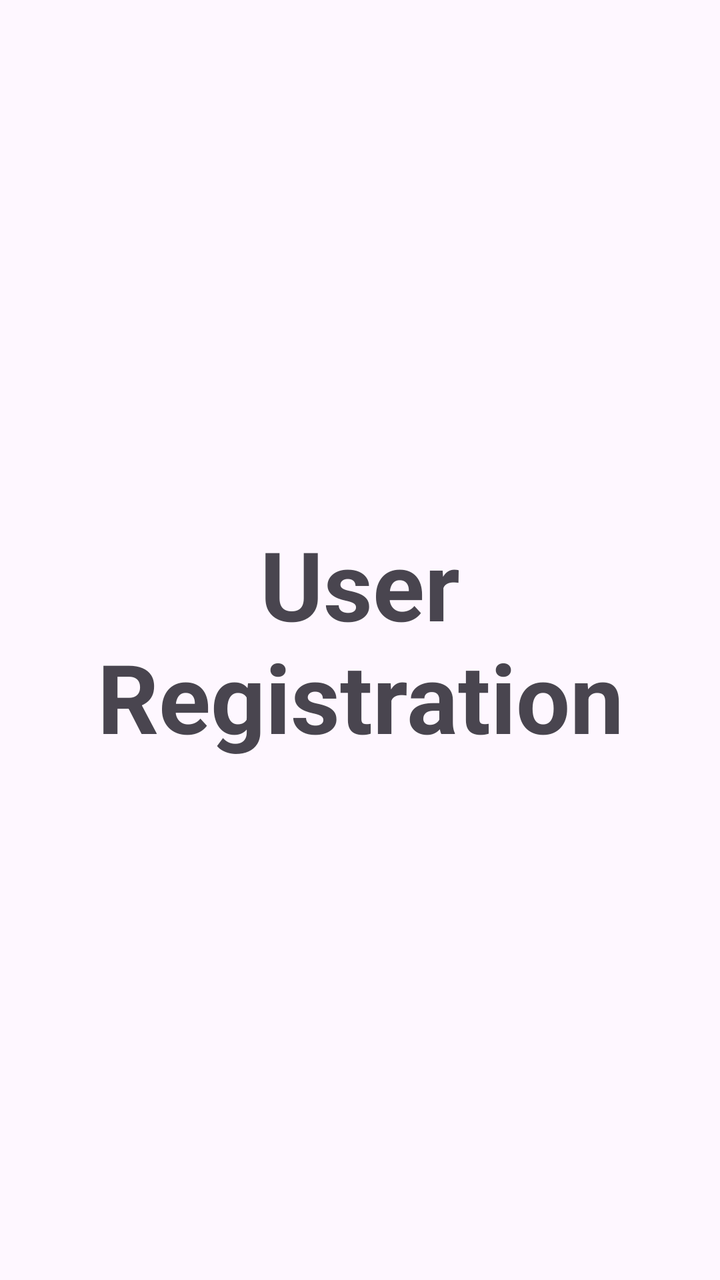
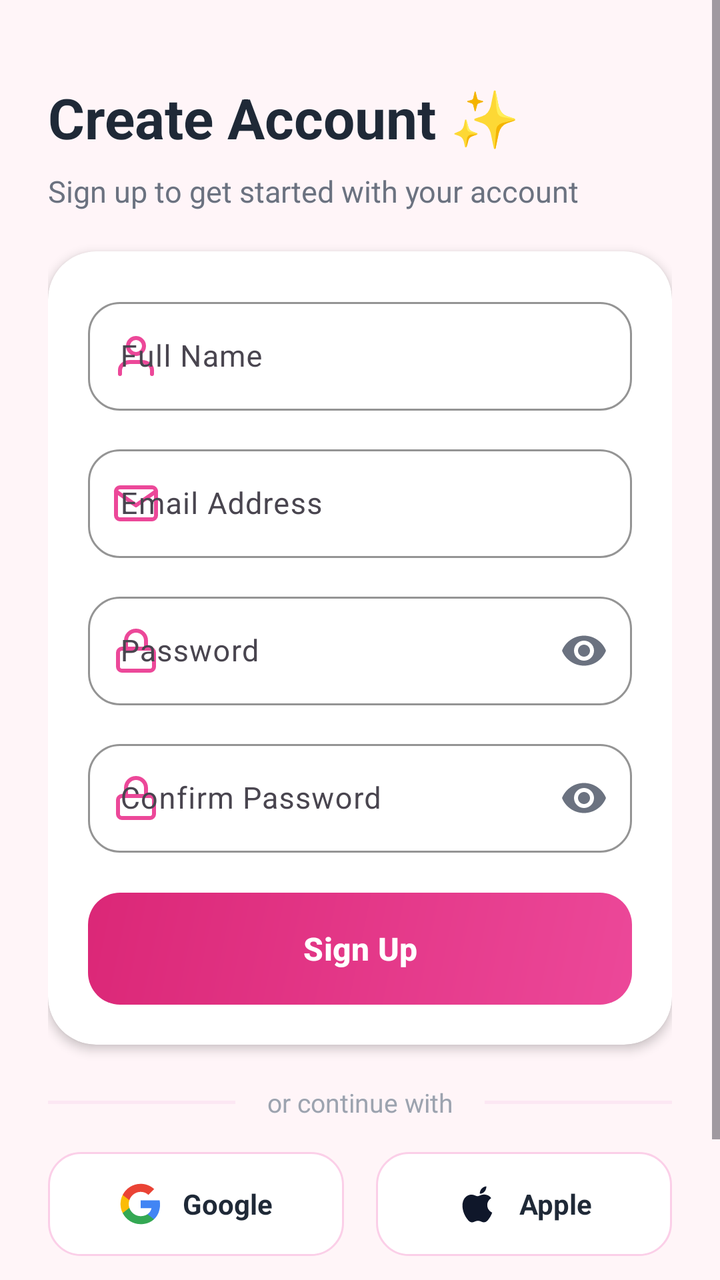

Two renders of the same Android screen: before a commit and after it. Below are the layout's source before the change and the commit's diff.
<!-- AndroidManifest.xml: application theme Theme.DialaApp2 -->
<!-- res/layout/activity_register.xml -->
<?xml version="1.0" encoding="utf-8"?>
<LinearLayout xmlns:android="http://schemas.android.com/apk/res/android"
    xmlns:app="http://schemas.android.com/apk/res-auto"
    xmlns:tools="http://schemas.android.com/tools"
    android:id="@+id/LinearLayout"
    android:layout_width="match_parent"
    android:layout_height="wrap_content"
    android:layout_margin="20dp"
    android:orientation="vertical"
    tools:context=".viewPkg.RegisterActivity">

    <TextView
        android:id="@+id/TextView"
        android:layout_width="match_parent"
        android:layout_height="match_parent"
        android:gravity="center"
        android:text="User Registration"
        android:textSize="48sp"
        android:textStyle="bold" />

    <EditText
        android:id="@+id/etFullName"
        android:layout_width="match_parent"
        android:layout_height="match_parent"
        android:layout_margin="20dp"
        android:ems="10"
        android:hint="Full Name"
        android:inputType="text"
        android:textSize="34sp" />

    <EditText
        android:id="@+id/editTextText3"
        android:layout_width="match_parent"
        android:layout_height="wrap_content"
        android:layout_margin="20dp"
        android:ems="10"
        android:hint="Email"
        android:inputType="text"
        android:textSize="34sp" />

    <EditText
        android:id="@+id/editTextText4"
        android:layout_width="match_parent"
        android:layout_height="wrap_content"
        android:layout_margin="20dp"
        android:ems="10"
        android:hint="Password"
        android:inputType="text"
        android:textSize="34sp" />

    <EditText
        android:id="@+id/editTextText5"
        android:layout_width="match_parent"
        android:layout_height="wrap_content"
        android:layout_margin="20dp"
        android:ems="10"
        android:hint="Phone Number"
        android:inputType="text"
        android:textSize="34sp" />

    <Button
        android:id="@+id/button3"
        android:layout_width="match_parent"
        android:layout_height="match_parent"
        android:text="Register"
        android:textSize="34sp" />

</LinearLayout>
<!-- resources referenced by this layout -->
<resources>
  <!-- unchanged entries left out for length: 2 -->
</resources>

<!-- the commit's change to res/layout/activity_register.xml (unified diff, before → after) -->
@@ -1,68 +1,338 @@
 <?xml version="1.0" encoding="utf-8"?>
-<LinearLayout xmlns:android="http://schemas.android.com/apk/res/android"
+<ScrollView xmlns:android="http://schemas.android.com/apk/res/android"
     xmlns:app="http://schemas.android.com/apk/res-auto"
     xmlns:tools="http://schemas.android.com/tools"
-    android:id="@+id/LinearLayout"
+    android:id="@+id/main"
     android:layout_width="match_parent"
-    android:layout_height="wrap_content"
-    android:layout_margin="20dp"
-    android:orientation="vertical"
+    android:layout_height="match_parent"
+    android:background="@color/bg_light"
+    android:fillViewport="true"
     tools:context=".viewPkg.RegisterActivity">
 
-    <TextView
-        android:id="@+id/TextView"
-        android:layout_width="match_parent"
-        android:layout_height="match_parent"
-        android:gravity="center"
-        android:text="User Registration"
-        android:textSize="48sp"
-        android:textStyle="bold" />
-
-    <EditText
-        android:id="@+id/etFullName"
-        android:layout_width="match_parent"
-        android:layout_height="match_parent"
-        android:layout_margin="20dp"
-        android:ems="10"
-        android:hint="Full Name"
-        android:inputType="text"
-        android:textSize="34sp" />
-
-    <EditText
-        android:id="@+id/editTextText3"
+    <androidx.constraintlayout.widget.ConstraintLayout
         android:layout_width="match_parent"
         android:layout_height="wrap_content"
-        android:layout_margin="20dp"
-        android:ems="10"
-        android:hint="Email"
-        android:inputType="text"
-        android:textSize="34sp" />
-
-    <EditText
-        android:id="@+id/editTextText4"
-        android:layout_width="match_parent"
-        android:layout_height="wrap_content"
-        android:layout_margin="20dp"
-        android:ems="10"
-        android:hint="Password"
-        android:inputType="text"
-        android:textSize="34sp" />
-
-    <EditText
-        android:id="@+id/editTextText5"
-        android:layout_width="match_parent"
-        android:layout_height="wrap_content"
-        android:layout_margin="20dp"
-        android:ems="10"
-        android:hint="Phone Number"
-        android:inputType="text"
-        android:textSize="34sp" />
-
-    <Button
-        android:id="@+id/button3"
-        android:layout_width="match_parent"
-        android:layout_height="match_parent"
-        android:text="Register"
-        android:textSize="34sp" />
-
-</LinearLayout>
+        android:padding="24dp">
+
+        
+        <LinearLayout
+            android:id="@+id/headerLayout"
+            android:layout_width="match_parent"
+            android:layout_height="wrap_content"
+            android:layout_marginTop="16dp"
+            android:orientation="vertical"
+            app:layout_constraintEnd_toEndOf="parent"
+            app:layout_constraintStart_toStartOf="parent"
+            app:layout_constraintTop_toTopOf="parent">
+
+            <TextView
+                android:layout_width="wrap_content"
+                android:layout_height="wrap_content"
+                android:text="@string/create_account"
+                android:textColor="@color/text_primary"
+                android:textSize="28sp"
+                android:textStyle="bold" />
+
+            <TextView
+                android:layout_width="wrap_content"
+                android:layout_height="wrap_content"
+                android:layout_marginTop="8dp"
+                android:text="@string/sign_up_subtitle"
+                android:textColor="@color/text_secondary"
+                android:textSize="15sp" />
+        </LinearLayout>
+
+        
+        <androidx.cardview.widget.CardView
+            android:id="@+id/cardForm"
+            android:layout_width="match_parent"
+            android:layout_height="wrap_content"
+            android:layout_marginTop="20dp"
+            app:cardBackgroundColor="@color/card_bg"
+            app:cardCornerRadius="24dp"
+            app:cardElevation="3dp"
+            app:cardMaxElevation="6dp"
+            app:layout_constraintEnd_toEndOf="parent"
+            app:layout_constraintStart_toStartOf="parent"
+            app:layout_constraintTop_toBottomOf="@id/headerLayout">
+
+            <LinearLayout
+                android:layout_width="match_parent"
+                android:layout_height="wrap_content"
+                android:orientation="vertical"
+                android:padding="20dp">
+
+                
+                <com.google.android.material.textfield.TextInputLayout
+                    android:id="@+id/tilFullName"
+                    style="@style/Widget.Material3.TextInputLayout.OutlinedBox"
+                    android:layout_width="match_parent"
+                    android:layout_height="wrap_content"
+                    android:hint="@string/hint_full_name"
+                    app:boxCornerRadiusBottomEnd="16dp"
+                    app:boxCornerRadiusBottomStart="16dp"
+                    app:boxCornerRadiusTopEnd="16dp"
+                    app:boxCornerRadiusTopStart="16dp"
+                    app:boxStrokeColor="@color/primary"
+                    app:hintTextColor="@color/primary"
+                    app:startIconDrawable="@drawable/ic_person"
+                    app:startIconTint="@color/primary">
+
+                    <com.google.android.material.textfield.TextInputEditText
+                        android:id="@+id/etFullName"
+                        android:layout_width="match_parent"
+                        android:layout_height="wrap_content"
+                        android:inputType="textPersonName"
+                        android:textColor="@color/text_primary"
+                        android:textSize="15sp" />
+                </com.google.android.material.textfield.TextInputLayout>
+
+                
+                <com.google.android.material.textfield.TextInputLayout
+                    android:id="@+id/tilEmail"
+                    style="@style/Widget.Material3.TextInputLayout.OutlinedBox"
+                    android:layout_width="match_parent"
+                    android:layout_height="wrap_content"
+                    android:layout_marginTop="14dp"
+                    android:hint="@string/hint_email"
+                    app:boxCornerRadiusBottomEnd="16dp"
+                    app:boxCornerRadiusBottomStart="16dp"
+                    app:boxCornerRadiusTopEnd="16dp"
+                    app:boxCornerRadiusTopStart="16dp"
+                    app:boxStrokeColor="@color/primary"
+                    app:hintTextColor="@color/primary"
+                    app:startIconDrawable="@drawable/ic_email"
+                    app:startIconTint="@color/primary">
+
+                    <com.google.android.material.textfield.TextInputEditText
+                        android:id="@+id/etEmail"
+                        android:layout_width="match_parent"
+                        android:layout_height="wrap_content"
+                        android:inputType="textEmailAddress"
+                        android:textColor="@color/text_primary"
+                        android:textSize="15sp" />
+                </com.google.android.material.textfield.TextInputLayout>
+
+                
+                <com.google.android.material.textfield.TextInputLayout
+                    android:id="@+id/tilPassword"
+                    style="@style/Widget.Material3.TextInputLayout.OutlinedBox"
+                    android:layout_width="match_parent"
+                    android:layout_height="wrap_content"
+                    android:layout_marginTop="14dp"
+                    android:hint="@string/hint_password"
+                    app:boxCornerRadiusBottomEnd="16dp"
+                    app:boxCornerRadiusBottomStart="16dp"
+                    app:boxCornerRadiusTopEnd="16dp"
+                    app:boxCornerRadiusTopStart="16dp"
+                    app:boxStrokeColor="@color/primary"
+                    app:endIconMode="password_toggle"
+                    app:endIconTint="@color/text_secondary"
+                    app:hintTextColor="@color/primary"
+                    app:startIconDrawable="@drawable/ic_lock"
+                    app:startIconTint="@color/primary">
+
+                    <com.google.android.material.textfield.TextInputEditText
+                        android:id="@+id/etPassword"
+                        android:layout_width="match_parent"
+                        android:layout_height="wrap_content"
+                        android:inputType="textPassword"
+                        android:textColor="@color/text_primary"
+                        android:textSize="15sp" />
+                </com.google.android.material.textfield.TextInputLayout>
+
+                
+                <com.google.android.material.textfield.TextInputLayout
+                    android:id="@+id/tilConfirmPassword"
+                    style="@style/Widget.Material3.TextInputLayout.OutlinedBox"
+                    android:layout_width="match_parent"
+                    android:layout_height="wrap_content"
+                    android:layout_marginTop="14dp"
+                    android:hint="@string/hint_confirm_password"
+                    app:boxCornerRadiusBottomEnd="16dp"
+                    app:boxCornerRadiusBottomStart="16dp"
+                    app:boxCornerRadiusTopEnd="16dp"
+                    app:boxCornerRadiusTopStart="16dp"
+                    app:boxStrokeColor="@color/primary"
+                    app:endIconMode="password_toggle"
+                    app:endIconTint="@color/text_secondary"
+                    app:hintTextColor="@color/primary"
+                    app:startIconDrawable="@drawable/ic_lock"
+                    app:startIconTint="@color/primary">
+
+                    <com.google.android.material.textfield.TextInputEditText
+                        android:id="@+id/etConfirmPassword"
+                        android:layout_width="match_parent"
+                        android:layout_height="wrap_content"
+                        android:inputType="textPassword"
+                        android:textColor="@color/text_primary"
+                        android:textSize="15sp" />
+                </com.google.android.material.textfield.TextInputLayout>
+
+                
+                <com.google.android.material.button.MaterialButton
+                    android:id="@+id/btnSignUp"
+                    android:layout_width="match_parent"
+                    android:layout_height="56dp"
+                    android:layout_marginTop="20dp"
+                    android:background="@drawable/bg_primary_button"
+                    android:text="@string/sign_up"
+                    android:textAllCaps="false"
+                    android:textColor="@color/white"
+                    android:textSize="16sp"
+                    android:textStyle="bold"
+                    app:backgroundTint="@null"
+                    app:cornerRadius="16dp" />
+
+            </LinearLayout>
+        </androidx.cardview.widget.CardView>
+
+        
+        <LinearLayout
+            android:id="@+id/dividerLayout"
+            android:layout_width="match_parent"
+            android:layout_height="wrap_content"
+            android:layout_marginTop="20dp"
+            android:gravity="center_vertical"
+            android:orientation="horizontal"
+            app:layout_constraintEnd_toEndOf="parent"
+            app:layout_constraintStart_toStartOf="parent"
+            app:layout_constraintTop_toBottomOf="@id/cardForm">
+
+            <View
+                android:layout_width="0dp"
+                android:layout_height="1.5dp"
+                android:layout_weight="1"
+                android:background="@color/divider_color" />
+
+            <TextView
+                android:layout_width="wrap_content"
+                android:layout_height="wrap_content"
+                android:paddingStart="16dp"
+                android:paddingEnd="16dp"
+                android:text="@string/or_continue_with"
+                android:textColor="@color/text_muted"
+                android:textSize="13sp" />
+
+            <View
+                android:layout_width="0dp"
+                android:layout_height="1.5dp"
+                android:layout_weight="1"
+                android:background="@color/divider_color" />
+        </LinearLayout>
+
+        
+        <LinearLayout
+            android:id="@+id/socialLayout"
+            android:layout_width="match_parent"
+            android:layout_height="wrap_content"
+            android:layout_marginTop="16dp"
+            android:baselineAligned="false"
+            android:orientation="horizontal"
+            app:layout_constraintEnd_toEndOf="parent"
+            app:layout_constraintStart_toStartOf="parent"
+            app:layout_constraintTop_toBottomOf="@id/dividerLayout">
+
+            
+            <LinearLayout
+                android:id="@+id/btnGoogle"
+                android:layout_width="0dp"
+                android:layout_height="52dp"
+                android:layout_marginEnd="8dp"
+                android:layout_weight="1"
+                android:background="@drawable/bg_social_button"
+                android:clickable="true"
+                android:focusable="true"
+                android:gravity="center"
+                android:orientation="horizontal"
+                android:paddingStart="12dp"
+                android:paddingEnd="12dp">
+
+                <ImageView
+                    android:layout_width="22dp"
+                    android:layout_height="22dp"
+                    android:contentDescription="@string/desc_google_sign_up"
+                    android:src="@drawable/ic_google" />
+
+                <TextView
+                    android:layout_width="wrap_content"
+                    android:layout_height="wrap_content"
+                    android:layout_marginStart="10dp"
+                    android:text="@string/google"
+                    android:textColor="@color/text_primary"
+                    android:textSize="14sp"
+                    android:textStyle="bold" />
+            </LinearLayout>
+
+            
+            <LinearLayout
+                android:id="@+id/btnApple"
+                android:layout_width="0dp"
+                android:layout_height="52dp"
+                android:layout_marginStart="8dp"
+                android:layout_weight="1"
+                android:background="@drawable/bg_social_button"
+                android:clickable="true"
+                android:focusable="true"
+                android:gravity="center"
+                android:orientation="horizontal"
+                android:paddingStart="12dp"
+                android:paddingEnd="12dp">
+
+                <ImageView
+                    android:layout_width="22dp"
+                    android:layout_height="22dp"
+                    android:contentDescription="@string/desc_apple_sign_up"
+                    android:src="@drawable/ic_apple" />
+
+                <TextView
+                    android:layout_width="wrap_content"
+                    android:layout_height="wrap_content"
+                    android:layout_marginStart="10dp"
+                    android:text="@string/apple"
+                    android:textColor="@color/text_primary"
+                    android:textSize="14sp"
+                    android:textStyle="bold" />
+            </LinearLayout>
+
+        </LinearLayout>
+
+        
+        <LinearLayout
+            android:id="@+id/footerLayout"
+            android:layout_width="wrap_content"
+            android:layout_height="wrap_content"
+            android:layout_marginTop="24dp"
+            android:layout_marginBottom="16dp"
+            android:gravity="center"
+            android:orientation="horizontal"
+            app:layout_constraintBottom_toBottomOf="parent"
+            app:layout_constraintEnd_toEndOf="parent"
+            app:layout_constraintStart_toStartOf="parent"
+            app:layout_constraintTop_toBottomOf="@id/socialLayout"
+            app:layout_constraintVertical_bias="1.0">
+
+            <TextView
+                android:layout_width="wrap_content"
+                android:layout_height="wrap_content"
+                android:text="@string/already_have_account"
+                android:textColor="@color/text_secondary"
+                android:textSize="14sp" />
+
+            <TextView
+                android:id="@+id/tvSignIn"
+                android:layout_width="wrap_content"
+                android:layout_height="wrap_content"
+                android:background="?attr/selectableItemBackgroundBorderless"
+                android:clickable="true"
+                android:focusable="true"
+                android:padding="4dp"
+                android:text="@string/sign_in"
+                android:textColor="@color/primary"
+                android:textSize="14sp"
+                android:textStyle="bold" />
+        </LinearLayout>
+
+    </androidx.constraintlayout.widget.ConstraintLayout>
+
+</ScrollView>
<!-- resource entries referenced after the edit -->
@@ -1,5 +1,149 @@
 <!-- resources referenced by this layout -->
 <resources>
+  <color name="bg_light">#FFF5F8</color>
+  <color name="card_bg">#FFFFFF</color>
+  <color name="divider_color">#FCE7F3</color>
+  <color name="primary">#EC4899</color>
+  <color name="text_muted">#9CA3AF</color>
+  <color name="text_primary">#1F2937</color>
+  <color name="text_secondary">#6B7280</color>
+  <color name="white">#FFFFFFFF</color>
+  <!-- drawable bg_primary_button (drawable) -->
+  <?xml version="1.0" encoding="utf-8"?>
+  <ripple xmlns:android="http://schemas.android.com/apk/res/android"
+      android:color="#33FFFFFF">
+      <item>
+          <shape android:shape="rectangle">
+              <gradient
+                  android:angle="135"
+                  android:endColor="@color/primary_dark"
+                  android:startColor="@color/primary" />
+              <corners android:radius="16dp" />
+          </shape>
+      </item>
+  </ripple>
+  <!-- drawable bg_social_button (drawable) -->
+  <?xml version="1.0" encoding="utf-8"?>
+  <ripple xmlns:android="http://schemas.android.com/apk/res/android"
+      android:color="#1A000000">
+      <item>
+          <shape android:shape="rectangle">
+              <solid android:color="@color/card_bg" />
+              <stroke
+                  android:width="1dp"
+                  android:color="@color/social_btn_border" />
+              <corners android:radius="16dp" />
+          </shape>
+      </item>
+  </ripple>
+  <!-- drawable ic_apple (drawable) -->
+  <vector xmlns:android="http://schemas.android.com/apk/res/android"
+      android:width="24dp"
+      android:height="24dp"
+      android:viewportWidth="24"
+      android:viewportHeight="24">
+      <path
+          android:fillColor="#0F172A"
+          android:pathData="M18.71,19.5c-0.83,1.24 -1.71,2.45 -3.05,2.47 -1.34,0.03 -1.77,-0.79 -3.29,-0.79 -1.53,0 -2,0.77 -3.27,0.82 -1.31,0.05 -2.3,-1.32 -3.14,-2.53C4.25,17 2.94,12.45 4.7,9.39c0.87,-1.52 2.43,-2.48 4.12,-2.51 1.28,-0.02 2.5,0.87 3.29,0.87 0.78,0 2.26,-1.07 3.81,-0.91 0.65,0.03 2.47,0.26 3.64,1.98 -0.09,0.06 -2.17,1.28 -2.15,3.81 0.03,3.02 2.65,4.03 2.68,4.04 -0.03,0.07 -0.42,1.44 -1.38,2.83M15.97,5.17c0.61,-0.74 1.02,-1.77 0.91,-2.8 -0.88,0.04 -1.95,0.59 -2.58,1.32 -0.56,0.65 -1.05,1.7 -0.92,2.71 0.99,0.08 1.98,-0.49 2.59,-1.23z" />
+  </vector>
+  <!-- drawable ic_email (drawable) -->
+  <vector xmlns:android="http://schemas.android.com/apk/res/android"
+      android:width="24dp"
+      android:height="24dp"
+      android:viewportWidth="24"
+      android:viewportHeight="24">
+      <path
+          android:fillColor="#00000000"
+          android:pathData="M22,6C22,4.9 21.1,4 20,4H4C2.9,4 2,4.9 2,6V18C2,19.1 2.9,20 4,20H20C21.1,20 22,19.1 22,18V6Z"
+          android:strokeColor="#64748B"
+          android:strokeWidth="2"
+          android:strokeLineCap="round"
+          android:strokeLineJoin="round" />
+      <path
+          android:fillColor="#00000000"
+          android:pathData="M22,6L12,13L2,6"
+          android:strokeColor="#64748B"
+          android:strokeWidth="2"
+          android:strokeLineCap="round"
+          android:strokeLineJoin="round" />
+  </vector>
+  <!-- drawable ic_google (drawable) -->
+  <vector xmlns:android="http://schemas.android.com/apk/res/android"
+      android:width="24dp"
+      android:height="24dp"
+      android:viewportWidth="24"
+      android:viewportHeight="24">
+      <path
+          android:fillColor="#4285F4"
+          android:pathData="M22.56,12.25c0,-0.78 -0.07,-1.53 -0.2,-2.25H12v4.26h5.92c-0.26,1.37 -1.04,2.53 -2.21,3.31v2.77h3.57c2.08,-1.92 3.28,-4.74 3.28,-8.09z" />
+      <path
+          android:fillColor="#34A853"
+          android:pathData="M12,23c2.97,0 5.46,-0.98 7.28,-2.66l-3.57,-2.77c-0.98,0.66 -2.23,1.06 -3.71,1.06 -2.86,0 -5.29,-1.93 -6.16,-4.53H2.18v2.84C3.99,20.53 7.7,23 12,23z" />
+      <path
+          android:fillColor="#FBBC05"
+          android:pathData="M5.84,14.1c-0.22,-0.66 -0.35,-1.36 -0.35,-2.1s0.13,-1.44 0.35,-2.1V7.06H2.18C1.43,8.55 1,10.22 1,12s0.43,3.45 1.18,4.94l2.85,-2.22 0.81,-0.62z" />
+      <path
+          android:fillColor="#EA4335"
+          android:pathData="M12,5.38c1.62,0 3.06,0.56 4.21,1.64l3.15,-3.15C17.45,2.09 14.97,1 12,1 7.7,1 3.99,3.47 2.18,7.06l3.66,2.84c0.87,-2.6 3.3,-4.52 6.16,-4.52z" />
+  </vector>
+  <!-- drawable ic_lock (drawable) -->
+  <vector xmlns:android="http://schemas.android.com/apk/res/android"
+      android:width="24dp"
+      android:height="24dp"
+      android:viewportWidth="24"
+      android:viewportHeight="24">
+      <path
+          android:fillColor="#00000000"
+          android:pathData="M19,11H5C3.9,11 3,11.9 3,13V20C3,21.1 3.9,22 5,22H19C20.1,22 21,21.1 21,20V13C21,11.9 20.1,11 19,11Z"
+          android:strokeColor="#64748B"
+          android:strokeWidth="2"
+          android:strokeLineCap="round"
+          android:strokeLineJoin="round" />
+      <path
+          android:fillColor="#00000000"
+          android:pathData="M7,11V7C7,4.2 9.2,2 12,2C14.8,2 17,4.2 17,7V11"
+          android:strokeColor="#64748B"
+          android:strokeWidth="2"
+          android:strokeLineCap="round"
+          android:strokeLineJoin="round" />
+  </vector>
+  <!-- drawable ic_person (drawable) -->
+  <vector xmlns:android="http://schemas.android.com/apk/res/android"
+      android:width="24dp"
+      android:height="24dp"
+      android:viewportWidth="24"
+      android:viewportHeight="24">
+      <path
+          android:fillColor="#00000000"
+          android:pathData="M20,21V19C20,16.8 17.8,15 15,15H9C6.2,15 4,16.8 4,19V21"
+          android:strokeColor="#EC4899"
+          android:strokeWidth="2"
+          android:strokeLineCap="round"
+          android:strokeLineJoin="round" />
+      <path
+          android:fillColor="#00000000"
+          android:pathData="M12,11C14.2,11 16,9.2 16,7C16,4.8 14.2,3 12,3C9.8,3 8,4.8 8,7C8,9.2 9.8,11 12,11Z"
+          android:strokeColor="#EC4899"
+          android:strokeWidth="2"
+          android:strokeLineCap="round"
+          android:strokeLineJoin="round" />
+  </vector>
+  <string name="already_have_account">Already have an account? </string>
+  <string name="apple">Apple</string>
+  <string name="create_account">Create Account ✨</string>
+  <string name="desc_apple_sign_up">Apple Sign Up</string>
+  <string name="desc_google_sign_up">Google Sign Up</string>
+  <string name="google">Google</string>
+  <string name="hint_confirm_password">Confirm Password</string>
+  <string name="hint_email">Email Address</string>
+  <string name="hint_full_name">Full Name</string>
+  <string name="hint_password">Password</string>
+  <string name="or_continue_with">or continue with</string>
+  <string name="sign_in">Sign In</string>
+  <string name="sign_up">Sign Up</string>
+  <string name="sign_up_subtitle">Sign up to get started with your account</string>
+  <color name="primary_dark">#DB2777</color>
+  <color name="social_btn_border">#FBCFE8</color>
   <!-- unchanged entries left out for length: 2 -->
 </resources>
 
